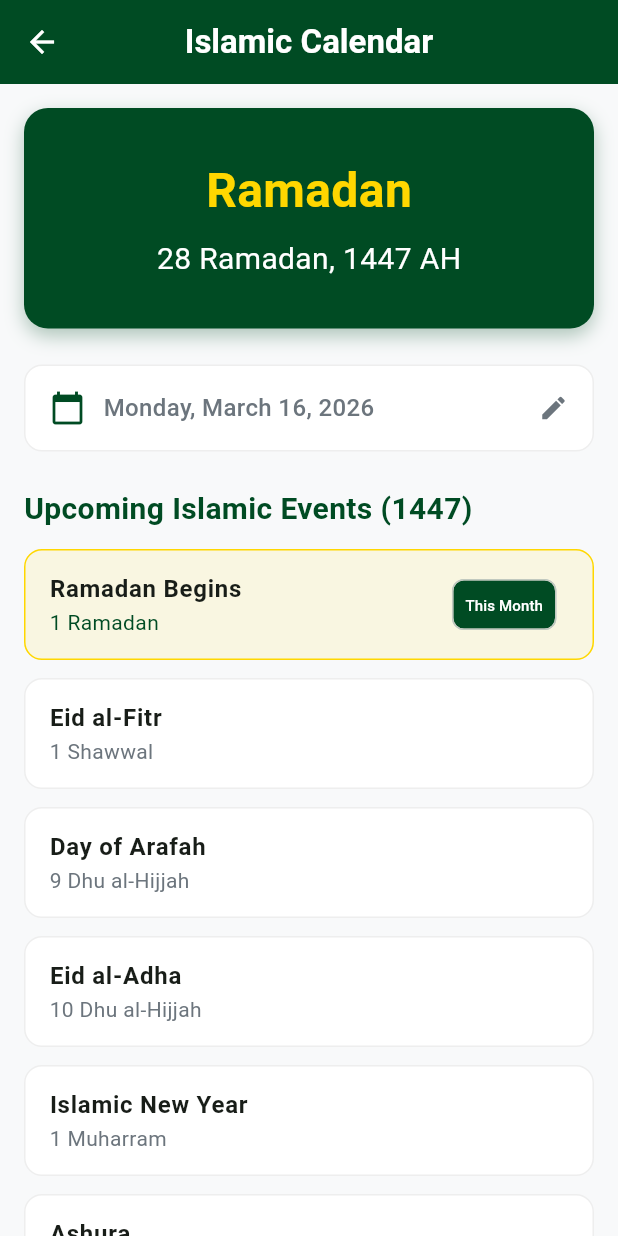
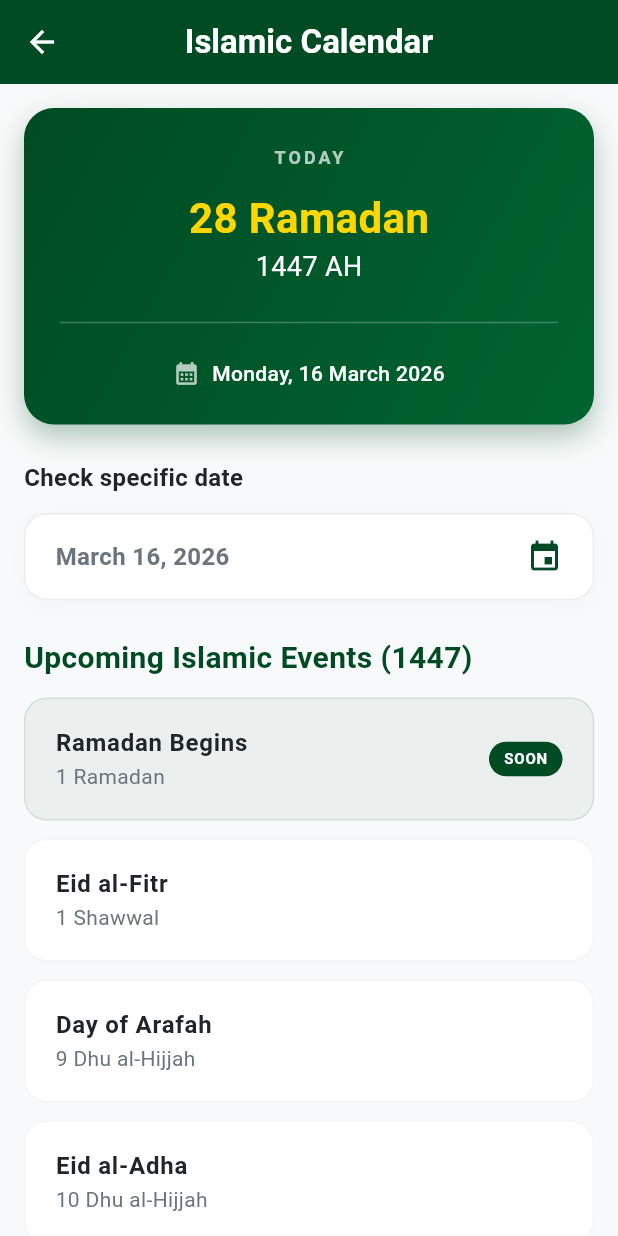
Before and after one commit to said3h/qibla_time, a Flutter app: the CalendarScreen screen opened directly, on a phone screen of 412 x 824 dp. Run offline on Flutter 3.47's test engine with Material 3 defaults, Android fonts, the phone set to English and light mode, and no system bars; our stand-ins replace adhan, flutter_compass, flutter_riverpod, geolocator, hijri, shared_preferences; accounts and stored records are empty.

Commit message:
fix: resolve location detection, compass sensor issues, and improve hijri-gregorian calendar alignment

```diff
--- a/lib/features/calendar/screens/calendar_screen.dart
+++ b/lib/features/calendar/screens/calendar_screen.dart
@@ -60,88 +60,107 @@ class _CalendarScreenState extends State<CalendarScreen> {
 
   Widget _buildHijriBanner() {
     return Container(
-       padding: const EdgeInsets.symmetric(vertical: 32.0, horizontal: 16.0),
+      padding: const EdgeInsets.all(24.0),
       decoration: BoxDecoration(
-         color: AppTheme.primaryGreen,
-         borderRadius: BorderRadius.circular(16.0),
+        gradient: const LinearGradient(
+          colors: [AppTheme.primaryGreen, Color(0xFF006430)],
+          begin: Alignment.topLeft,
+          end: Alignment.bottomRight,
+        ),
+        borderRadius: BorderRadius.circular(20.0),
         boxShadow: [
           BoxShadow(
             color: AppTheme.primaryGreen.withOpacity(0.3),
-              blurRadius: 10,
-              offset: const Offset(0, 5),
+            blurRadius: 15,
+            offset: const Offset(0, 8),
           ),
-         ]
+        ],
       ),
       child: Column(
         children: [
+          const Text(
+            'TODAY',
+            style: TextStyle(color: Colors.white70, fontSize: 12, letterSpacing: 2, fontWeight: FontWeight.bold),
+          ),
+          const SizedBox(height: 12),
           Text(
-              currentHijri.toFormat("MMMM"), // Hijri Month Name
-              style: const TextStyle(color: AppTheme.accentGold, fontSize: 32, fontWeight: FontWeight.bold),
+            '${currentHijri.hDay} ${currentHijri.toFormat("MMMM")}',
+            style: const TextStyle(color: AppTheme.accentGold, fontSize: 28, fontWeight: FontWeight.bold),
           ),
-            const SizedBox(height: 8),
           Text(
-              '${currentHijri.hDay} ${currentHijri.toFormat("MMMM")}, ${currentHijri.hYear} AH',
-              style: const TextStyle(color: Colors.white, fontSize: 20),
-            )
+            '${currentHijri.hYear} AH',
+            style: const TextStyle(color: Colors.white, fontSize: 18),
+          ),
+          const Padding(
+            padding: EdgeInsets.symmetric(vertical: 16.0),
+            child: Divider(color: Colors.white24, thickness: 1),
+          ),
+          Row(
+            mainAxisAlignment: MainAxisAlignment.center,
+            children: [
+              const Icon(Icons.calendar_month, color: Colors.white70, size: 18),
+              const SizedBox(width: 8),
+              Text(
+                DateFormat('EEEE, d MMMM yyyy').format(selectedDate),
+                style: const TextStyle(color: Colors.white, fontSize: 14, fontWeight: FontWeight.w500),
+              ),
+            ],
+          ),
         ],
       ),
     );
   }
 
   Widget _buildGregorianDatePicker() {
-    return InkWell(
+    return Column(
+      crossAxisAlignment: CrossAxisAlignment.start,
+      children: [
+        const Text(
+          'Check specific date',
+          style: TextStyle(fontSize: 16, fontWeight: FontWeight.bold, color: AppTheme.textDark),
+        ),
+        const SizedBox(height: 12),
+        InkWell(
           onTap: () async {
             final DateTime? picked = await showDatePicker(
               context: context,
               initialDate: selectedDate,
               firstDate: DateTime(2000),
               lastDate: DateTime(2100),
-          builder: (context, child) {
-            return Theme(
+              builder: (context, child) => Theme(
                 data: Theme.of(context).copyWith(
-                colorScheme: const ColorScheme.light(
-                  primary: AppTheme.primaryGreen,
-                  onPrimary: Colors.white,
-                  onSurface: AppTheme.textDark,
-                ),
-                textButtonTheme: TextButtonThemeData(
-                  style: TextButton.styleFrom(
-                    foregroundColor: AppTheme.primaryGreen,
-                  ),
-                ),
+                  colorScheme: const ColorScheme.light(primary: AppTheme.primaryGreen),
                 ),
                 child: child!,
-            );
-          },
+              ),
             );
             if (picked != null && picked != selectedDate) {
               _onDateChanged(picked);
             }
           },
           child: Container(
-         padding: const EdgeInsets.all(16.0),
+            padding: const EdgeInsets.symmetric(vertical: 16, horizontal: 20),
             decoration: BoxDecoration(
               color: Colors.white,
-           borderRadius: BorderRadius.circular(12),
+              borderRadius: BorderRadius.circular(15),
               border: Border.all(color: Colors.grey.shade200),
+              boxShadow: [
+                BoxShadow(color: Colors.black.withOpacity(0.02), blurRadius: 10, offset: const Offset(0, 4)),
+              ],
             ),
             child: Row(
               mainAxisAlignment: MainAxisAlignment.spaceBetween,
               children: [
-             Row(
-                children: [
-                  const Icon(Icons.calendar_today, color: AppTheme.primaryGreen),
-                  const SizedBox(width: 12),
                 Text(
-                    DateFormat('EEEE, MMMM d, yyyy').format(selectedDate),
-                    style: const TextStyle(fontSize: 16, fontWeight: FontWeight.w500),
+                  DateFormat('MMMM d, yyyy').format(selectedDate),
+                  style: const TextStyle(fontSize: 16, fontWeight: FontWeight.w600),
                 ),
-                ],
-             ),
-             const Icon(Icons.edit, color: AppTheme.textLight, size: 20),
+                const Icon(Icons.event, color: AppTheme.primaryGreen),
               ],
             ),
           ),
+        ),
+      ],
     );
   }
 
@@ -149,18 +168,19 @@ class _CalendarScreenState extends State<CalendarScreen> {
     return Container(
       margin: const EdgeInsets.only(bottom: 12),
       decoration: BoxDecoration(
-        color: isCurrentMonth ? AppTheme.accentGold.withOpacity(0.1) : Colors.white,
-        borderRadius: BorderRadius.circular(12),
-        border: Border.all(color: isCurrentMonth ? AppTheme.accentGold : Colors.grey.shade200),
+        color: isCurrentMonth ? AppTheme.primaryGreen.withOpacity(0.05) : Colors.white,
+        borderRadius: BorderRadius.circular(15),
+        border: Border.all(color: isCurrentMonth ? AppTheme.primaryGreen.withOpacity(0.1) : Colors.grey.shade100),
       ),
       child: ListTile(
-        title: Text(eventName, style: const TextStyle(fontWeight: FontWeight.w600)),
-        subtitle: Text(hijriDateString, style: TextStyle(color: isCurrentMonth ? AppTheme.primaryGreen : AppTheme.textLight)),
+        contentPadding: const EdgeInsets.symmetric(horizontal: 20, vertical: 4),
+        title: Text(eventName, style: const TextStyle(fontWeight: FontWeight.bold, color: AppTheme.textDark)),
+        subtitle: Text(hijriDateString, style: const TextStyle(color: AppTheme.textLight)),
         trailing: isCurrentMonth
-            ? const Chip(
-                label: Text('This Month', style: TextStyle(color: Colors.white, fontSize: 10)),
-                backgroundColor: AppTheme.primaryGreen,
-                padding: EdgeInsets.zero,
+            ? Container(
+                padding: const EdgeInsets.symmetric(horizontal: 10, vertical: 4),
+                decoration: BoxDecoration(color: AppTheme.primaryGreen, borderRadius: BorderRadius.circular(20)),
+                child: const Text('SOON', style: TextStyle(color: Colors.white, fontSize: 10, fontWeight: FontWeight.bold)),
               )
             : null,
       ),
--- a/lib/features/qibla/services/qibla_service.dart
+++ b/lib/features/qibla/services/qibla_service.dart
@@ -7,7 +7,8 @@ import 'package:geolocator/geolocator.dart';
 
 // Stream of compass heading events
 final compassProvider = StreamProvider<CompassEvent>((ref) {
-  return FlutterCompass.events!;
+  // Ensure we are listening only to valid events
+  return FlutterCompass.events?.where((event) => event.heading != null) ?? const Stream.empty();
 });
 
 // Provides the precise bearing to Mecca from the user's location
```
Also changed, not shown: lib/features/prayer_times/screens/home_screen.dart (+26 -11 lines), lib/features/prayer_times/services/prayer_service.dart (+30 -12 lines), lib/features/qibla/screens/qibla_screen.dart (+38 -8 lines). Lines whose indentation alone changed are shown as unchanged.
